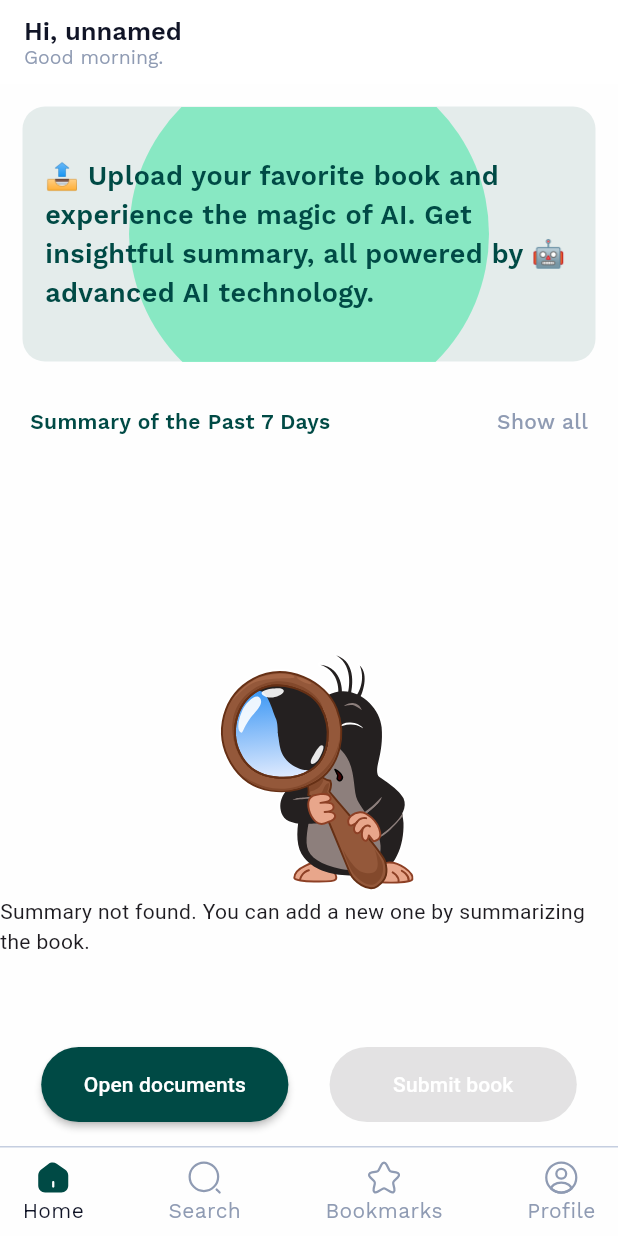
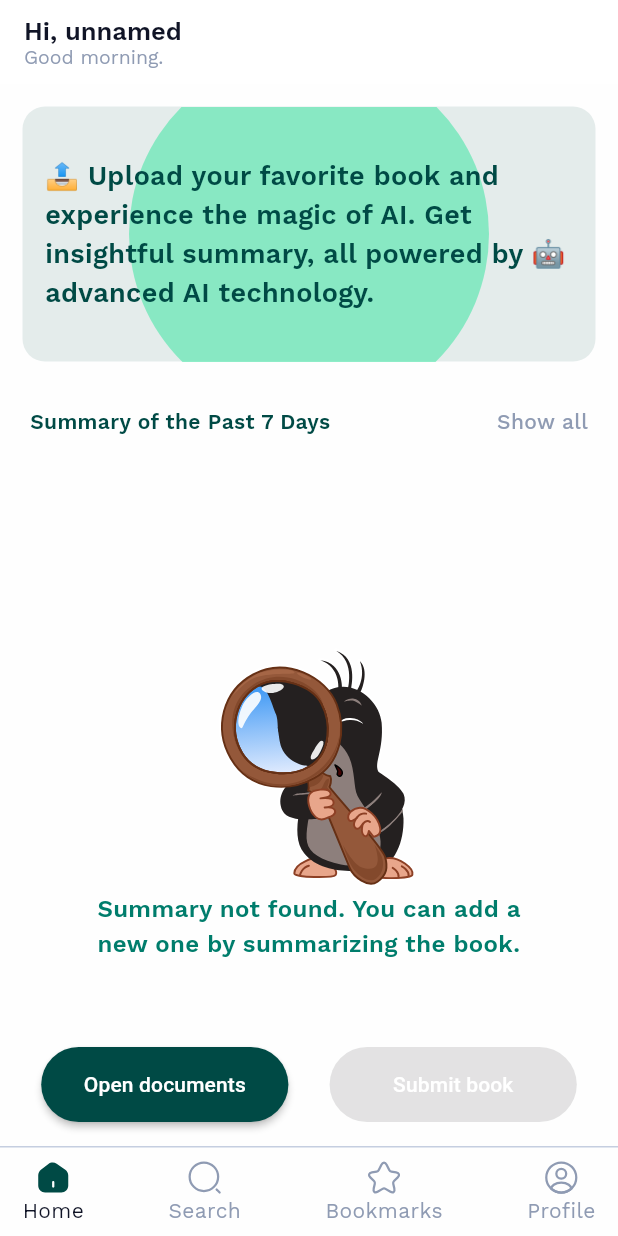
Before and after one commit to ibragimov05/summarize-it, a Flutter app: the screen it shows once a user with an empty profile is signed in, on a phone screen of 412 x 824 dp. Run offline on Flutter 3.47's test engine with Material 3 defaults, Android fonts, the phone set to English and light mode, and no system bars; drawn by our look-alikes of carousel_slider, toastification; our stand-ins replace bloc, cloud_firestore, dio, file_picker, firebase_auth, firebase_core and 11 more; missing offline and left inert: fading_edge_scrollview, flutter_pdfview, flutter_vibrate, pdf_image_renderer; accounts and stored records are empty; generated files the repository leaves out were written again; network calls fail.

Commit message:
shimmer has been added to home screen

```diff
--- a/lib/ui/screens/home/home_screen/widgets/home_screen_main_widget.dart
+++ b/lib/ui/screens/home/home_screen/widgets/home_screen_main_widget.dart
@@ -7,10 +7,11 @@ import 'package:summarize_it/core/utils/app_colors.dart';
 import 'package:summarize_it/core/utils/app_constants.dart';
 import 'package:summarize_it/core/utils/app_functions.dart';
 import 'package:summarize_it/core/utils/app_text_styles.dart';
+import 'package:summarize_it/core/utils/device_screen.dart';
 import 'package:summarize_it/logic/blocs/books/books_bloc.dart';
 import 'package:summarize_it/logic/cubits/all_cubit.dart';
 import 'package:summarize_it/ui/screens/bookmarks/bookmarks_screen/widget/show_summary_widget.dart';
-import 'package:summarize_it/ui/widgets/custom_circular_progress_indicator.dart';
+import 'package:summarize_it/ui/screens/home/home_screen/widgets/recent_summaries_shimmer_widget.dart';
 
 import '../../../../../data/models/book.dart';
 import '../../../../widgets/animation_widget_with_bloc.dart';
@@ -138,19 +139,29 @@ class _HomeScreenMainWidgetState extends State<HomeScreenMainWidget> {
                           ),
                         ),
                       )
-                    : const Center(
+                    : Center(
                         child: Column(
                           mainAxisAlignment: MainAxisAlignment.center,
                           children: [
-                            AnimationWidgetWithBloc(
+                            const AnimationWidgetWithBloc(
                               animationPath: AppAssets.lottieSearch,
                             ),
-                            Text(AppConstants.noSummaryFound),
+                            SizedBox(
+                              width: DeviceScreen.w(context) / 1.3,
+                              child: Text(
+                                AppConstants.noSummaryFound,
+                                style: AppTextStyles.workSansW600.copyWith(
+                                  fontSize: 16,
+                                  color: AppColors.green800,
+                                ),
+                                textAlign: TextAlign.center,
+                              ),
+                            ),
                           ],
                         ),
                       );
               }
-              return const CustomCircularProgressIndicator();
+              return const RecentSummariesShimmerWidget();
             },
           ),
         ),
```
Also changed, not shown: lib/ui/screens/home/home_screen/widgets/recent_summaries_shimmer_widget.dart (added, +37 -0 lines).
